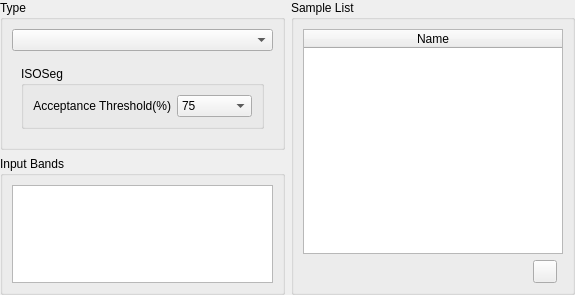
Above: src/terralib/qt/widgets/rp/ui/ClassifierWizardPageForm.ui from claudiobogossian/terralib5 before the change. Below: the same form after it.
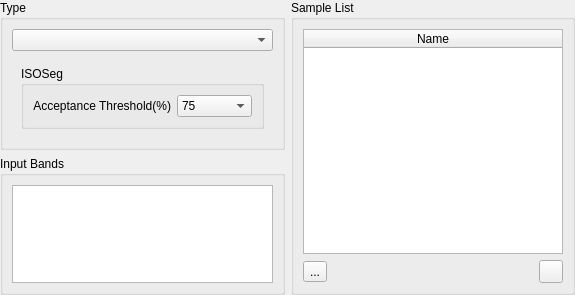
That is the form after the change.

Commit message: enable rp classifier

The edit to the form file:
```diff
--- a/src/terralib/qt/widgets/rp/ui/ClassifierWizardPageForm.ui
+++ b/src/terralib/qt/widgets/rp/ui/ClassifierWizardPageForm.ui
@@ -145,23 +145,10 @@
        <property name="title">
         <string>Sample List</string>
        </property>
-       <layout class="QGridLayout" name="gridLayout_8">
+       <layout class="QGridLayout" name="gridLayout_11">
         <item row="0" column="0">
-         <layout class="QGridLayout" name="gridLayout_7">
-          <item row="1" column="0">
-           <spacer name="horizontalSpacer">
-            <property name="orientation">
-             <enum>Qt::Horizontal</enum>
-            </property>
-            <property name="sizeHint" stdset="0">
-             <size>
-              <width>40</width>
-              <height>20</height>
-             </size>
-            </property>
-           </spacer>
-          </item>
-          <item row="0" column="0" colspan="3">
+         <layout class="QGridLayout" name="gridLayout_8">
+          <item row="0" column="0">
            <widget class="QTableWidget" name="m_tableWidget">
             <property name="alternatingRowColors">
              <bool>true</bool>
@@ -182,12 +169,42 @@
             </column>
            </widget>
           </item>
-          <item row="1" column="1">
-           <widget class="QToolButton" name="m_removeToolButton">
-            <property name="text">
-             <string/>
-            </property>
-           </widget>
+          <item row="1" column="0">
+           <layout class="QGridLayout" name="gridLayout_7">
+            <item row="0" column="0">
+             <widget class="QToolButton" name="m_acquireToolButton">
+              <property name="toolTip">
+               <string>Acquire samples</string>
+              </property>
+              <property name="text">
+               <string>...</string>
+              </property>
+              <property name="checkable">
+               <bool>true</bool>
+              </property>
+             </widget>
+            </item>
+            <item row="0" column="1">
+             <spacer name="horizontalSpacer">
+              <property name="orientation">
+               <enum>Qt::Horizontal</enum>
+              </property>
+              <property name="sizeHint" stdset="0">
+               <size>
+                <width>40</width>
+                <height>20</height>
+               </size>
+              </property>
+             </spacer>
+            </item>
+            <item row="0" column="2">
+             <widget class="QToolButton" name="m_removeToolButton">
+              <property name="text">
+               <string/>
+              </property>
+             </widget>
+            </item>
+           </layout>
           </item>
          </layout>
         </item>
```
The commit also changes 7 other files.
